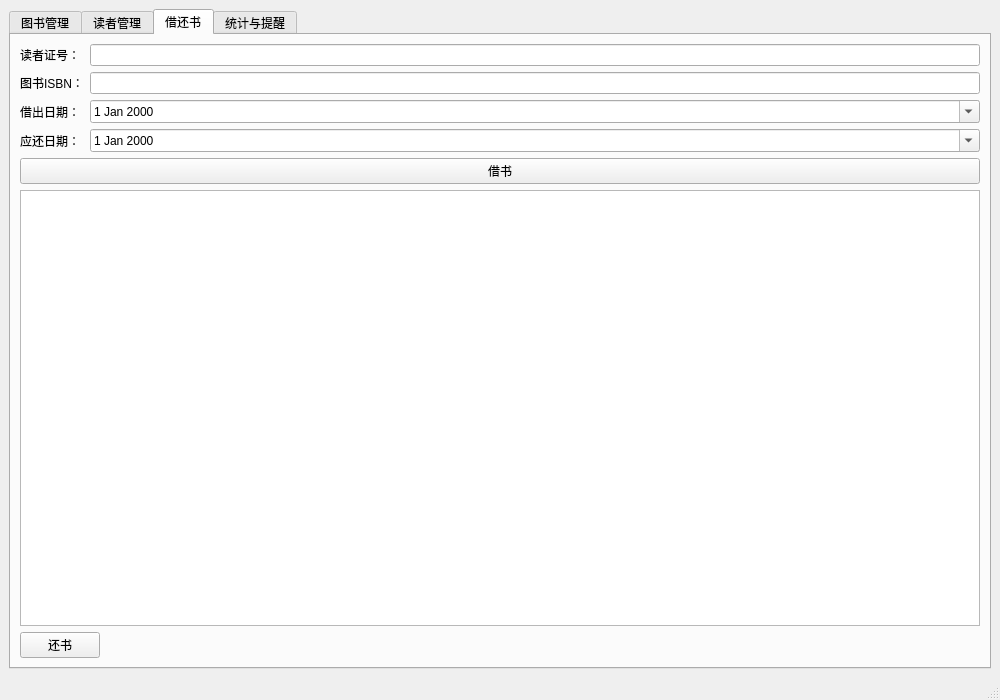
First picture: the form in LibraryManagementSystem/mainwindow.ui, repository CsevenY/Qt_homework, before the edit.
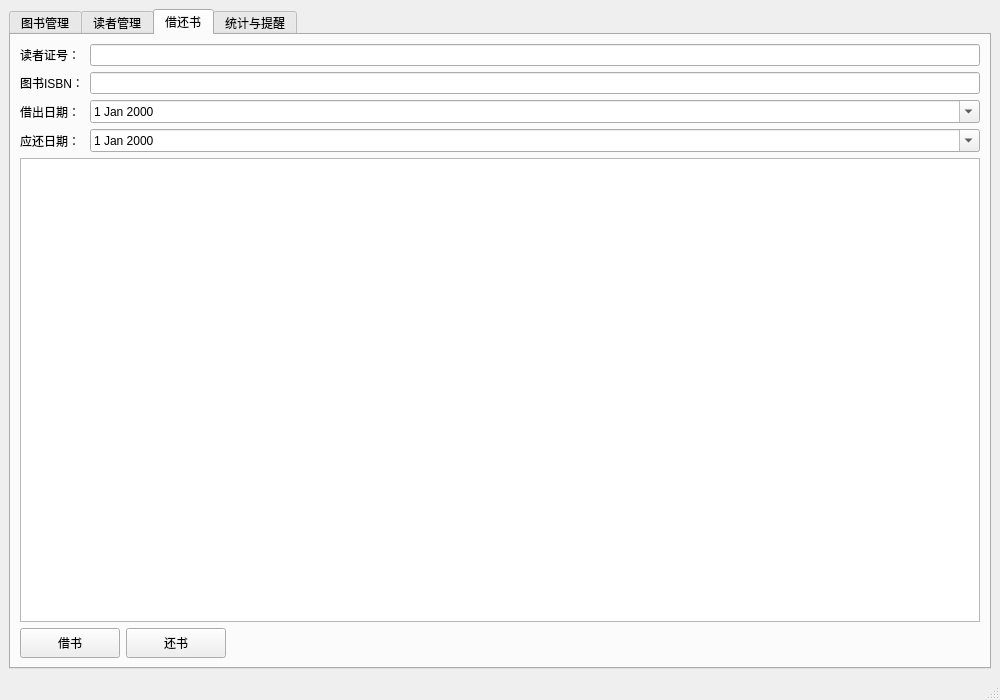
Second picture: the form after the edit. The open tabs and pages were chosen to show the change.

Diff of the .ui file:
```diff
--- a/LibraryManagementSystem/mainwindow.ui
+++ b/LibraryManagementSystem/mainwindow.ui
@@ -317,13 +317,6 @@
             </property>
            </widget>
           </item>
-          <item row="4" column="0" colspan="2">
-           <widget class="QPushButton" name="btnBorrowDo">
-            <property name="text">
-             <string>借书</string>
-            </property>
-           </widget>
-          </item>
          </layout>
         </item>
         <item>
@@ -331,8 +324,27 @@
         </item>
         <item>
          <layout class="QHBoxLayout" name="horizontalLayoutBorrowButtons">
+          <item>
+           <widget class="QPushButton" name="btnBorrowDo">
+            <property name="minimumSize">
+             <size>
+              <width>100</width>
+              <height>30</height>
+             </size>
+            </property>
+            <property name="text">
+             <string>借书</string>
+            </property>
+           </widget>
+          </item>
           <item>
            <widget class="QPushButton" name="btnReturnDo">
+            <property name="minimumSize">
+             <size>
+              <width>100</width>
+              <height>30</height>
+             </size>
+            </property>
             <property name="text">
              <string>还书</string>
             </property>
```
Left out of the diff: 2 changed lines with no effect on the pictures.
